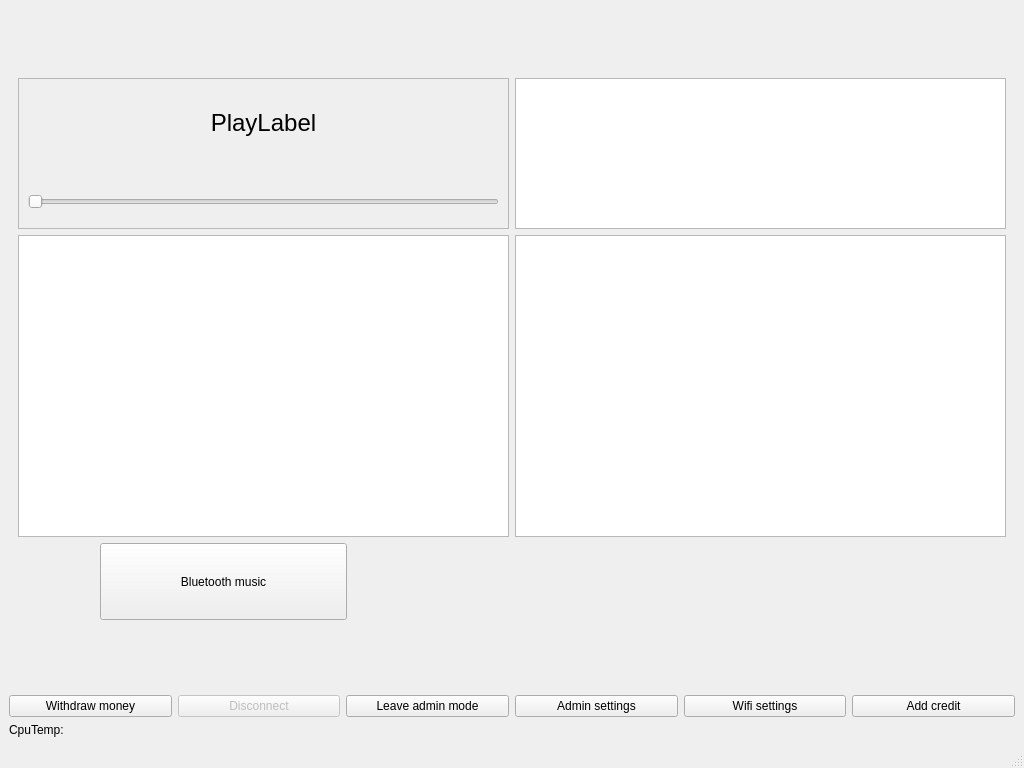
First picture: the form in blue-app/ui/MainWindow.ui, repository matus-u/sz-bluetooth, before the edit.
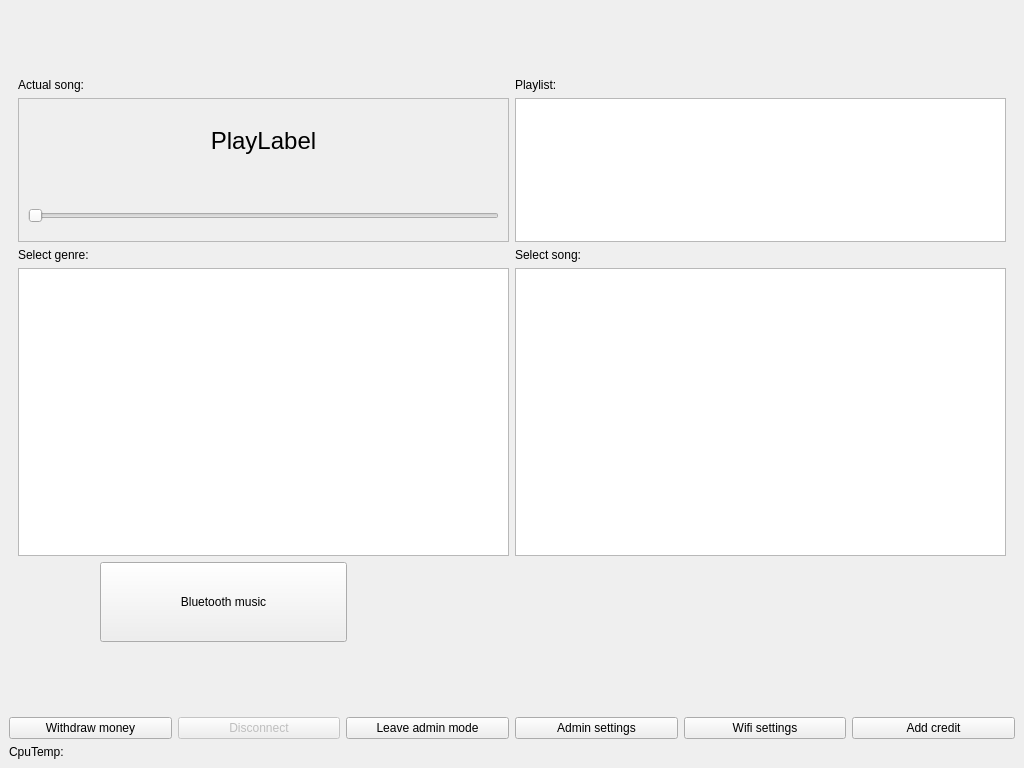
Second picture: the form after the edit. The open tabs and pages were chosen to show the change. Icons and pictures are not drawn.

Commit message: preparation for background

The edit to the form file:
```diff
--- a/blue-app/ui/MainWindow.ui
+++ b/blue-app/ui/MainWindow.ui
@@ -112,8 +112,34 @@
         <widget class="QWidget" name="pageMain">
          <layout class="QVBoxLayout" name="verticalLayout_3" stretch="6,1">
           <item>
-           <layout class="QGridLayout" name="gridLayout_2" rowstretch="1,2" columnstretch="0,0">
-            <item row="1" column="1">
+           <layout class="QGridLayout" name="gridLayout_2" rowstretch="0,1,0,2" columnstretch="0,0">
+            <item row="0" column="0">
+             <widget class="QLabel" name="actualSongLabel">
+              <property name="sizePolicy">
+               <sizepolicy hsizetype="Preferred" vsizetype="Fixed">
+                <horstretch>0</horstretch>
+                <verstretch>0</verstretch>
+               </sizepolicy>
+              </property>
+              <property name="text">
+               <string>Actual song:</string>
+              </property>
+             </widget>
+            </item>
+            <item row="0" column="1">
+             <widget class="QLabel" name="playListLabel">
+              <property name="sizePolicy">
+               <sizepolicy hsizetype="Preferred" vsizetype="Fixed">
+                <horstretch>0</horstretch>
+                <verstretch>0</verstretch>
+               </sizepolicy>
+              </property>
+              <property name="text">
+               <string>Playlist:</string>
+              </property>
+             </widget>
+            </item>
+            <item row="3" column="1">
              <widget class="QTableWidget" name="songsWidget">
               <property name="styleSheet">
                <string notr="true"/>
@@ -175,7 +201,7 @@
               <column/>
              </widget>
             </item>
-            <item row="1" column="0">
+            <item row="3" column="0">
              <widget class="QTableWidget" name="genreWidget">
               <property name="styleSheet">
                <string notr="true"/>
@@ -216,7 +242,7 @@
               <column/>
              </widget>
             </item>
-            <item row="0" column="1">
+            <item row="1" column="1">
              <widget class="QTableView" name="playQueueWidget">
               <property name="sizePolicy">
                <sizepolicy hsizetype="Expanding" vsizetype="Expanding">
@@ -241,7 +267,7 @@
               </attribute>
              </widget>
             </item>
-            <item row="0" column="0">
+            <item row="1" column="0">
              <widget class="QFrame" name="livePlayFrame">
               <property name="frameShape">
                <enum>QFrame::StyledPanel</enum>
@@ -306,6 +332,32 @@
               </layout>
              </widget>
             </item>
+            <item row="2" column="0">
+             <widget class="QLabel" name="selectGenreLabel">
+              <property name="sizePolicy">
+               <sizepolicy hsizetype="Preferred" vsizetype="Fixed">
+                <horstretch>0</horstretch>
+                <verstretch>0</verstretch>
+               </sizepolicy>
+              </property>
+              <property name="text">
+               <string>Select genre:</string>
+              </property>
+             </widget>
+            </item>
+            <item row="2" column="1">
+             <widget class="QLabel" name="selectSongLabel">
+              <property name="sizePolicy">
+               <sizepolicy hsizetype="Preferred" vsizetype="Fixed">
+                <horstretch>0</horstretch>
+                <verstretch>0</verstretch>
+               </sizepolicy>
+              </property>
+              <property name="text">
+               <string>Select song:</string>
+              </property>
+             </widget>
+            </item>
            </layout>
           </item>
           <item>
@@ -700,17 +752,6 @@
     </item>
    </layout>
   </widget>
-  <widget class="QMenuBar" name="menubar">
-   <property name="geometry">
-    <rect>
-     <x>0</x>
-     <y>0</y>
-     <width>1024</width>
-     <height>20</height>
-    </rect>
-   </property>
-  </widget>
-  <widget class="QStatusBar" name="statusbar"/>
  </widget>
  <resources>
   <include location="../resources/Resources.qrc"/>
```
Left out of the diff: 25 changed lines with no effect on the pictures. The commit also changes 1 other file.
